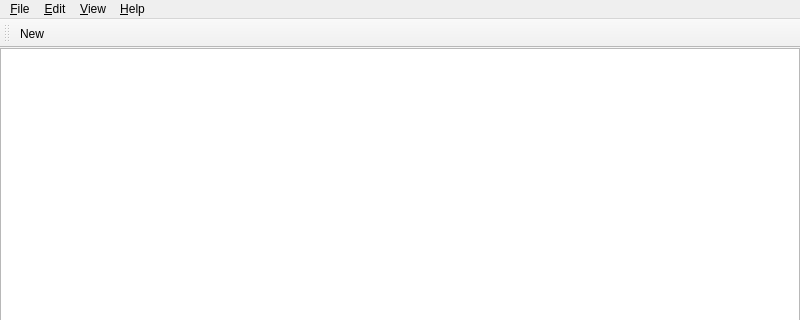
The window that src/MainWindow.ui (laikatoolbox/laika-notepad) describes before a commit, drawn with Qt 5; both pictures show x 0 to 800 and y 0 to 320 of the 800 by 600 pixel window.
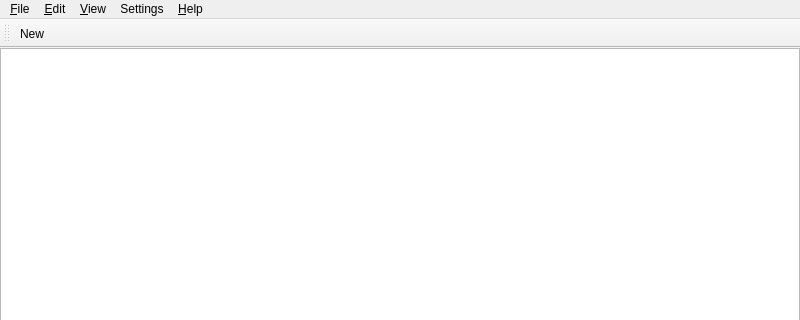
The same window after the commit. Custom widgets are drawn as their Qt base class.

Commit message: Calculate text stats and add in more menu items

Patch:
```diff
--- a/src/MainWindow.ui
+++ b/src/MainWindow.ui
@@ -38,7 +38,7 @@
      <x>0</x>
      <y>0</y>
      <width>800</width>
-     <height>30</height>
+     <height>33</height>
     </rect>
    </property>
    <widget class="QMenu" name="menu_File">
@@ -82,9 +82,22 @@
     </property>
     <addaction name="actionAbout"/>
    </widget>
+   <widget class="QMenu" name="menuSettings">
+    <property name="title">
+     <string>Settings</string>
+    </property>
+    <addaction name="actionLine_Numbers"/>
+    <addaction name="actionWord_Wrap"/>
+    <addaction name="actionAuto_Refresh_Text_Stats"/>
+    <addaction name="actionStatus_Bar"/>
+    <addaction name="separator"/>
+    <addaction name="actionThemes"/>
+    <addaction name="actionSettings"/>
+   </widget>
    <addaction name="menu_File"/>
    <addaction name="menu_Edit"/>
    <addaction name="menu_View"/>
+   <addaction name="menuSettings"/>
    <addaction name="menu_Help"/>
   </widget>
   <widget class="QStatusBar" name="statusbar"/>
```
Left out of the diff: 183 changed lines with no effect on the pictures. The commit also changes 11 other files.
